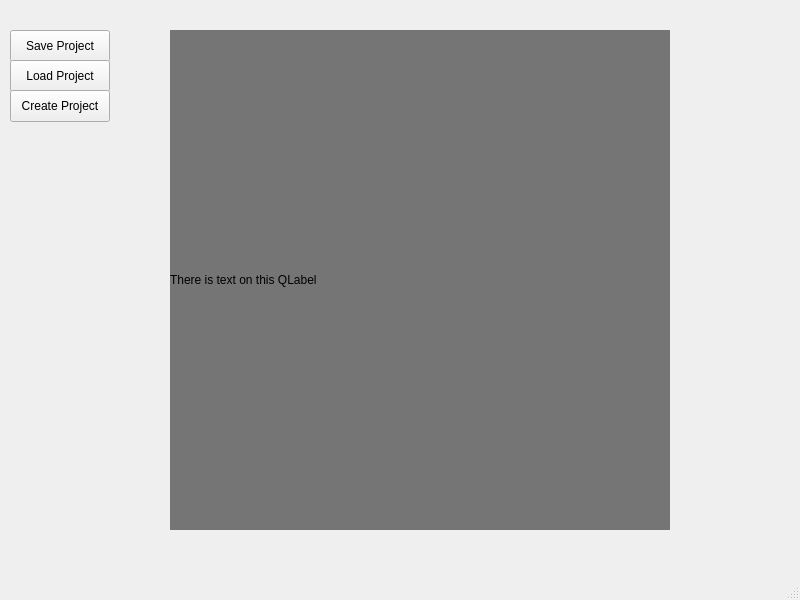
First picture: the form in Foorge/mainwindow.ui, repository NCChacki/CS3505-Software2-SpriteEditor, before the edit.
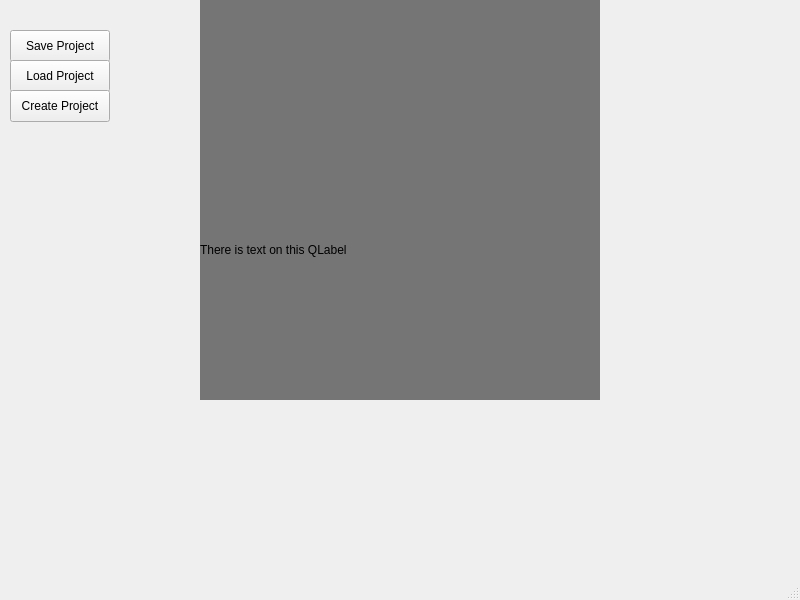
Second picture: the form after the edit. Custom widgets are drawn as their Qt base class.

Commit message: Resized canvas widget

The edit to the form file:
```diff
--- a/Foorge/mainwindow.ui
+++ b/Foorge/mainwindow.ui
@@ -17,10 +17,10 @@
    <widget class="CanvasWidget" name="canvasWidget" native="true">
     <property name="geometry">
      <rect>
-      <x>170</x>
-      <y>30</y>
-      <width>500</width>
-      <height>500</height>
+      <x>200</x>
+      <y>0</y>
+      <width>400</width>
+      <height>400</height>
      </rect>
     </property>
     <property name="palette">
```
The commit also changes 5 other files.
